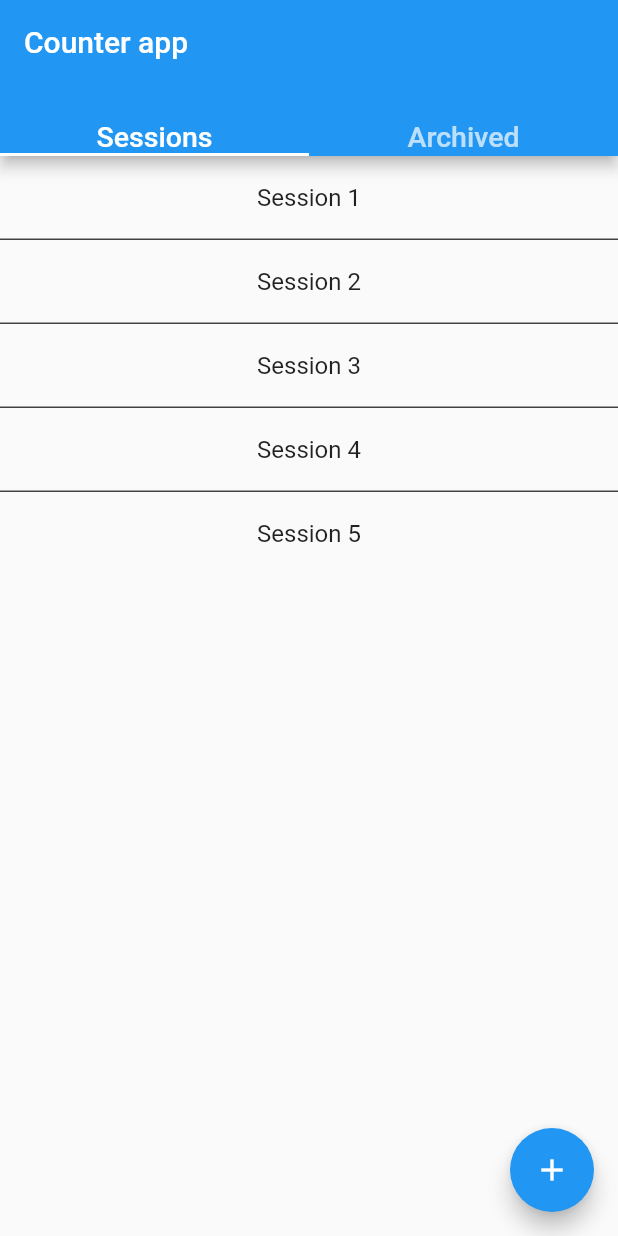
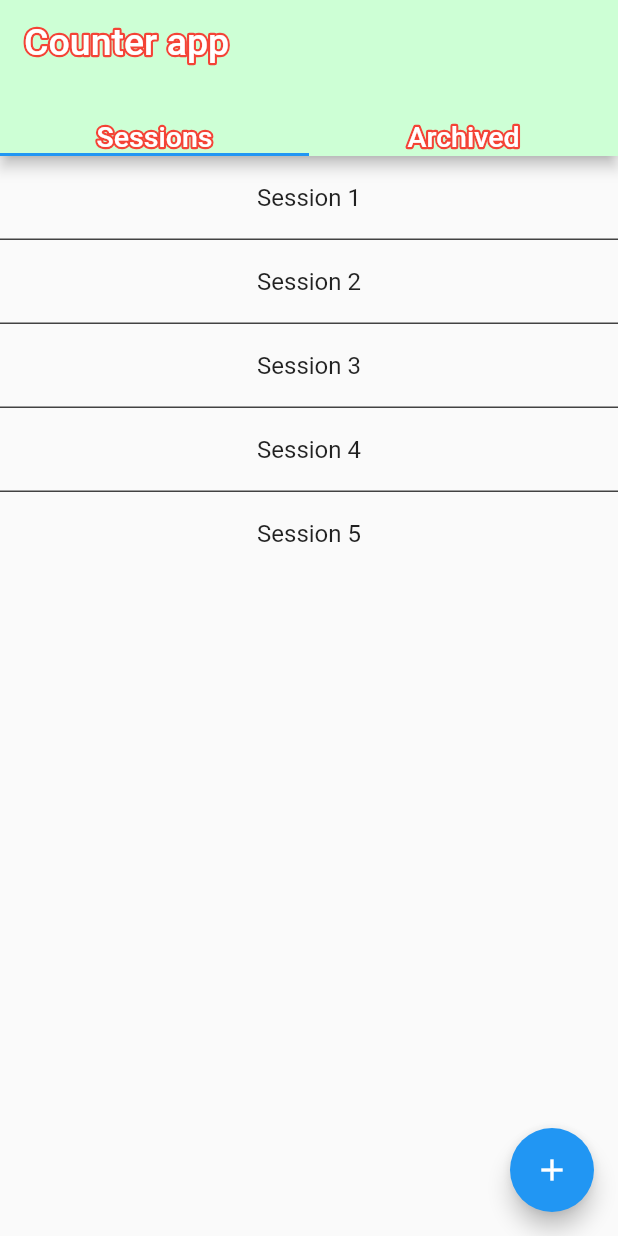
Before and after one commit to Ace1020302/counter-app, a Flutter app: the screen it shows after launch, after a tap on the "add" icon, on a phone screen of 412 x 824 dp. Run offline on Flutter 3.47's test engine with Material 2 defaults, Android fonts, the phone set to English and light mode, and no system bars; drawn by our look-alikes of bordered_text, flutter_slidable.

Commit message:
added Bordered Text package and updated text to suit

```diff
--- a/lib/components/session_widget.dart
+++ b/lib/components/session_widget.dart
@@ -1,3 +1,4 @@
+import 'package:bordered_text/bordered_text.dart';
 import 'package:counter_app/counter.dart';
 import 'package:flutter/material.dart';
 
@@ -24,7 +25,10 @@ class SessionWidgetState extends State<SessionWidget> {
     List<Counter> counters = session.counters;
     return Scaffold(
       appBar: AppBar(
-        title: Text(session.name),
+        title: BorderedText(
+            strokeColor: Colors.red,
+            strokeWidth: 2,
+            child: Text(session.name, style: TextStyle(color: Colors.white))),
       ),
       body: ListView.builder(
         itemCount: counters.length,
--- a/lib/main.dart
+++ b/lib/main.dart
@@ -19,7 +19,8 @@ class MyApp extends StatelessWidget {
         // or simply save your changes to "hot reload" in a Flutter IDE).
         // Notice that the counter didn't reset back to zero; the application
         // is not restarted.
-        primarySwatch: Colors.blue,
+        primaryColor: Color(0xFFCDFFD5),
+        // primarySwatch: Color(0xFFCDFFD5),
       ),
       home: HomeScreen(),
     );
--- a/lib/screens/home_screen.dart
+++ b/lib/screens/home_screen.dart
@@ -1,3 +1,4 @@
+import 'package:bordered_text/bordered_text.dart';
 import 'package:counter_app/components/session_widget.dart';
 import 'package:flutter/material.dart';
 import 'package:flutter_slidable/flutter_slidable.dart';
@@ -30,11 +31,24 @@ class HomeScreenState extends State<HomeScreen> {
       length: 2,
       child: Scaffold(
         appBar: AppBar(
-          title: Text('Counter app',
-              textAlign: TextAlign.center, style: TextStyle(fontSize: 20)),
+          title: BorderedText(
+            strokeColor: Colors.red,
+            strokeWidth: 3,
+            child: Text('Counter app',
+                textAlign: TextAlign.center,
+                style: TextStyle(fontSize: 25, color: Colors.white)),
+          ),
           bottom: TabBar(tabs: <Widget>[
-            Text('Sessions', style: TextStyle(fontSize: 19)),
-            Text('Archived', style: TextStyle(fontSize: 19))
+            BorderedText(
+                strokeColor: Colors.red,
+                strokeWidth: 3,
+                child: Text('Sessions',
+                    style: TextStyle(fontSize: 19, color: Colors.white))),
+            BorderedText(
+                strokeColor: Colors.red,
+                strokeWidth: 3,
+                child: Text('Archived',
+                    style: TextStyle(fontSize: 19, color: Colors.white)))
           ]),
         ),
         //SessionWidget(sessions[0])
@@ -167,8 +181,16 @@ class HomeScreenState extends State<HomeScreen> {
 
   void addItem() {
     if (sessions == null || sessions.isEmpty) {
-      sessions.add(
-          Session('Session ${1}', [Counter('Player 1'), Counter('Player 2')]));
+      sessions.add(Session('Session ${1}', [
+        Counter('Player 1'),
+        Counter('Player 2'),
+        Counter('Player 3'),
+        Counter('Player 4'),
+        Counter('Player 5'),
+        Counter('Player 6'),
+        Counter('Player 7'),
+        Counter('Player 8')
+      ]));
     } else {
       sessions.add(Session('Session ${sessions.length + 1}',
           [Counter('Player 1'), Counter('Player 2')]));
--- a/pubspec.yaml
+++ b/pubspec.yaml
@@ -20,6 +20,7 @@ dependencies:
   flutter:
     sdk: flutter
   flutter_slidable: ^0.5.4
+  bordered_text: ^0.1.4
 
   # The following adds the Cupertino Icons font to your application.
   # Use with the CupertinoIcons class for iOS style icons.
```
Also changed, not shown: pubspec.lock.
